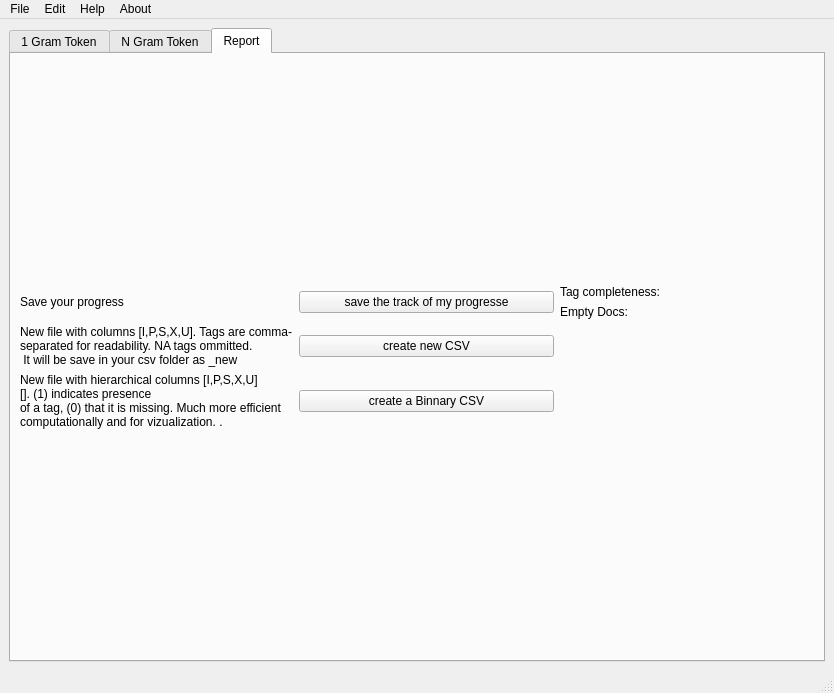
This is app/taggingUI/taggingUI.ui in usnistgov/nestor as Qt 5 draws it before an edit. The edited form follows.
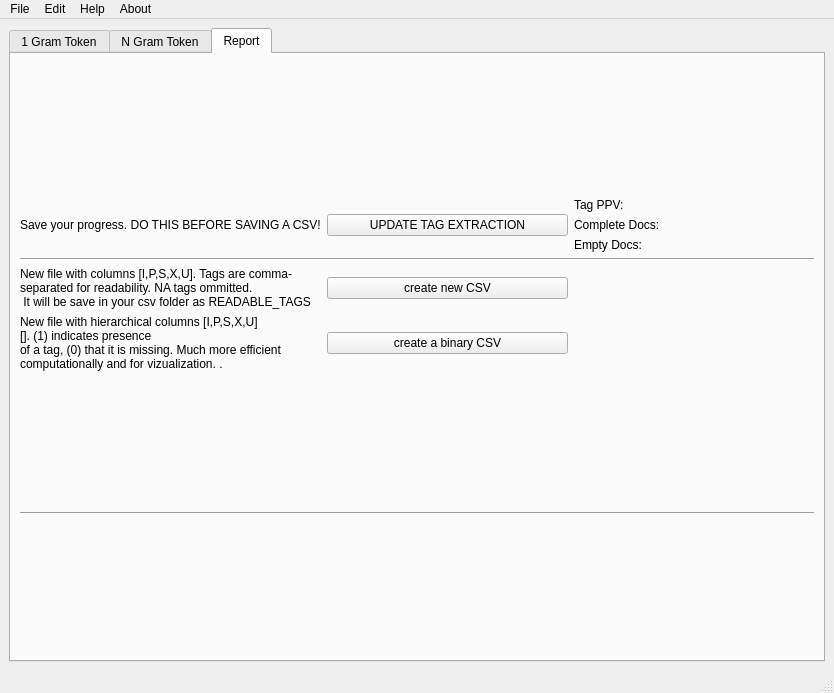
This is the edited form.

Commit message: relative imports fix. run as `python -m app.taggingUI.main`

Diff of the .ui file:
```diff
--- a/app/taggingUI/taggingUI.ui
+++ b/app/taggingUI/taggingUI.ui
@@ -577,23 +577,23 @@
            <layout class="QGridLayout" name="gridLayout_report_general">
             <item row="0" column="0">
              <layout class="QGridLayout" name="gridLayout_report_action">
-              <item row="2" column="0">
+              <item row="4" column="0">
                <widget class="QLabel" name="label_report_saveNewCsv">
                 <property name="text">
                  <string>New file with columns [I,P,S,X,U]. Tags are comma-
 separated for readability. NA tags ommitted. 
- It will be save in your csv folder as _new</string>
+ It will be save in your csv folder as READABLE_TAGS</string>
                 </property>
                </widget>
               </item>
               <item row="0" column="0">
                <widget class="QLabel" name="label_report_keepTrack">
                 <property name="text">
-                 <string>Save your progress</string>
+                 <string>Save your progress. DO THIS BEFORE SAVING A CSV!</string>
                 </property>
                </widget>
               </item>
-              <item row="3" column="0">
+              <item row="5" column="0">
                <widget class="QLabel" name="label_report_saveBinnary">
                 <property name="text">
                  <string>New file with hierarchical columns [I,P,S,X,U]
@@ -606,7 +606,7 @@
               <item row="0" column="1">
                <widget class="QPushButton" name="pushButton_report_saveTrack">
                 <property name="text">
-                 <string>save the track of my progresse</string>
+                 <string>UPDATE TAG EXTRACTION</string>
                 </property>
                </widget>
               </item>
@@ -615,33 +615,47 @@
                 <item row="1" column="0">
                  <widget class="QLabel" name="label_report_tagCompleteness">
                   <property name="text">
-                   <string>Tag completeness:</string>
+                   <string>Tag PPV:</string>
                   </property>
                  </widget>
                 </item>
-                <item row="2" column="0">
+                <item row="3" column="0">
                  <widget class="QLabel" name="label_report_emptyDocs">
                   <property name="text">
                    <string>Empty Docs:</string>
                   </property>
                  </widget>
                 </item>
+                <item row="2" column="0">
+                 <widget class="QLabel" name="label_report_completeDocs">
+                  <property name="text">
+                   <string>Complete Docs: </string>
+                  </property>
+                 </widget>
+                </item>
                </layout>
               </item>
-              <item row="3" column="1">
+              <item row="5" column="1">
                <widget class="QPushButton" name="pushButton_report_saveBinnaryCsv">
                 <property name="text">
-                 <string>create a Binnary CSV</string>
+                 <string>create a binary CSV</string>
                 </property>
                </widget>
               </item>
-              <item row="2" column="1">
+              <item row="4" column="1">
                <widget class="QPushButton" name="pushButton_report_saveNewCsv">
                 <property name="text">
                  <string>create new CSV</string>
                 </property>
                </widget>
               </item>
+              <item row="3" column="0" colspan="3">
+               <widget class="Line" name="line_6">
+                <property name="orientation">
+                 <enum>Qt::Horizontal</enum>
+                </property>
+               </widget>
+              </item>
              </layout>
             </item>
            </layout>
@@ -649,6 +663,13 @@
           <item row="1" column="0">
            <layout class="QGridLayout" name="gridLayout_report_progressPlot"/>
           </item>
+          <item row="1" column="0">
+           <widget class="Line" name="line_8">
+            <property name="orientation">
+             <enum>Qt::Horizontal</enum>
+            </property>
+           </widget>
+          </item>
          </layout>
         </widget>
        </widget>
```
Left out of the diff: 6 changed lines with no effect on the pictures. The commit also changes 6 other files.
